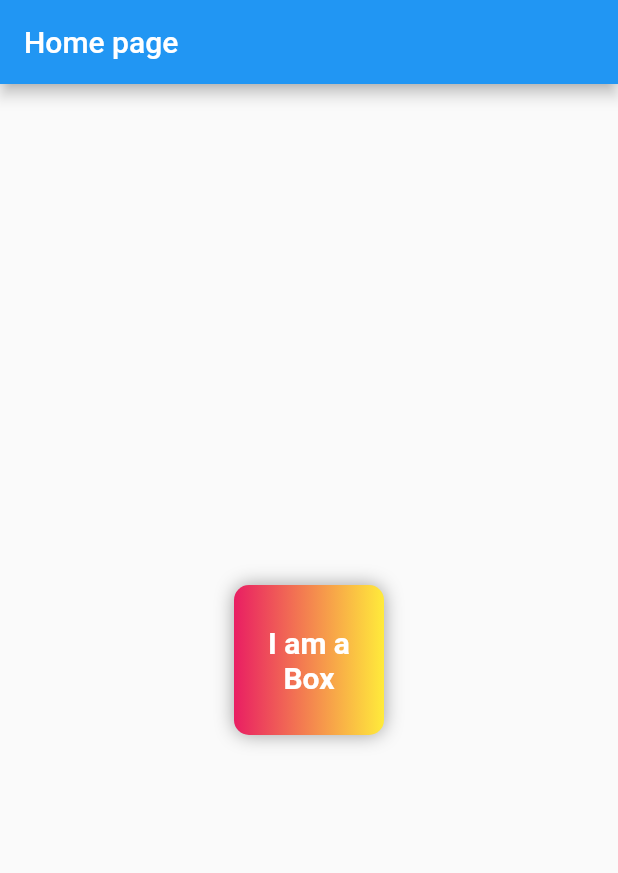
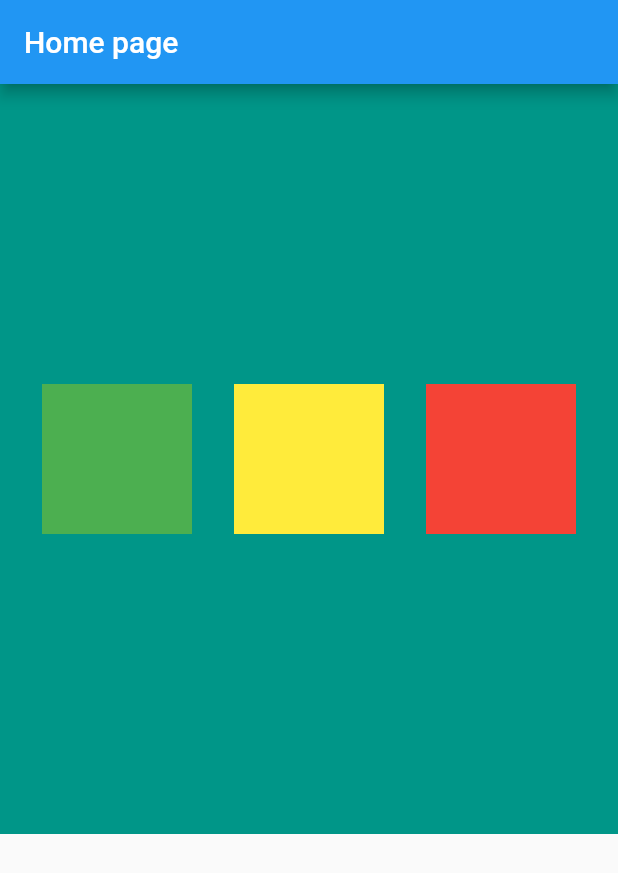
Before and after one commit to Mohamed-Konate/flutter-essentials, a Flutter app: the screen it shows after launch, on a phone screen of 412 x 824 dp. Shown: the top 873 px of the screen. Run offline on Flutter 3.47's test engine with Material 2 defaults, Android fonts, the phone set to English and light mode, and no system bars.

Commit message:
Row element

```diff
--- a/lib/main.dart
+++ b/lib/main.dart
@@ -20,29 +20,36 @@ class HomePage extends StatelessWidget {
       appBar: AppBar(
         title: Text('Home page'),
       ),
-      body: Center(
-        child: Container(
-          padding: const EdgeInsets.all(8),
-          width: 100,
-          height: 100,
-          alignment: Alignment.center,
-          decoration: BoxDecoration(
+      body: Container(
+        color: Colors.teal,
+        height: 500,
+        child: Row(
+          mainAxisAlignment: MainAxisAlignment.spaceEvenly,
+          crossAxisAlignment: CrossAxisAlignment.center,
+          children: [
+            Container(
+              padding: const EdgeInsets.all(8),
+              width: 100,
+              height: 100,
+              alignment: Alignment.center,
+              color: Colors.green,
+            ),
+            Container(
+              padding: const EdgeInsets.all(8),
+              width: 100,
+              height: 100,
+              alignment: Alignment.center,
+              color: Colors.yellow,
+            ),
+            Container(
+              padding: const EdgeInsets.all(8),
+              width: 100,
+              height: 100,
+              alignment: Alignment.center,
               color: Colors.red,
-              borderRadius: BorderRadius.circular(10),
-              gradient: LinearGradient(colors: [Colors.pink, Colors.yellow]),
-              boxShadow: [
-                BoxShadow(
-                  color: Colors.grey,
-                  blurRadius: 10,
-                ),
-              ]),
-          child: Text(
-            'I am a Box',
-            textAlign: TextAlign.center,
-            style: TextStyle(
-                fontSize: 20, color: Colors.white, fontWeight: FontWeight.bold),
-          ),
-        ),
+            ),
+          ],
+        )
       ),
     );
   }
```
